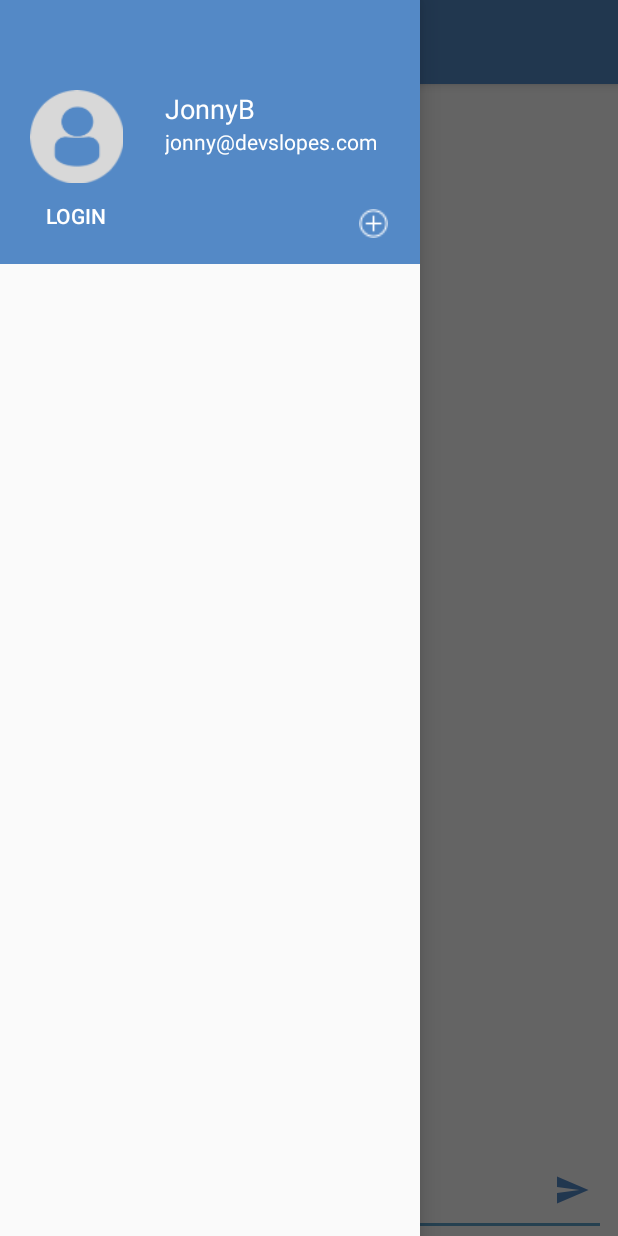
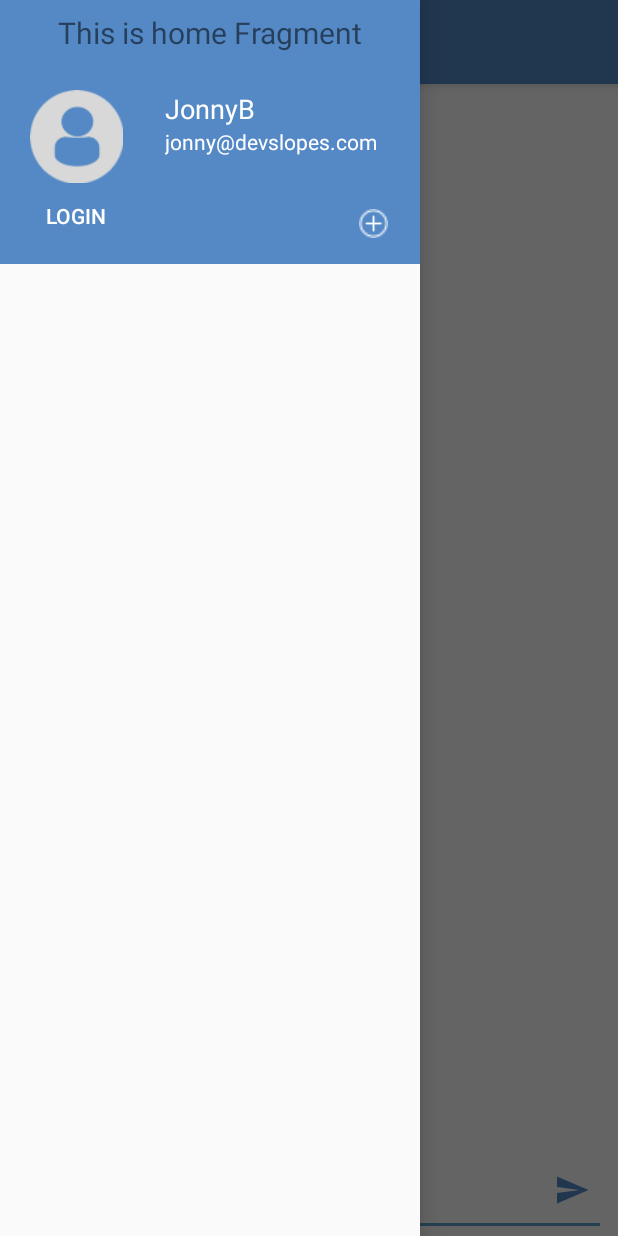
Before and after one commit to HC-Strong/Devslopes-Smack, an Android app: the screen it shows after launch (MainActivity), with the side drawer open, on a phone screen of 412 x 824 dp. Run offline under Robolectric (Android 15) with nearby library versions, the phone set to English and light mode, and no system bars; our stand-ins replace navigation-ui.

Commit message:
Lesson 02: got the fragment I maybe shouldn't have deleted but not sure if I even need it

```diff
--- a/app/src/main/res/layout/nav_header_main.xml
+++ b/app/src/main/res/layout/nav_header_main.xml
@@ -27,7 +27,7 @@
         android:layout_height="wrap_content"
         android:layout_marginStart="24dp"
         android:paddingTop="@dimen/nav_header_vertical_spacing"
-        android:text="JonnyB"
+        android:text="@string/jonnyb"
         android:textAppearance="@style/TextAppearance.AppCompat.Body1"
         android:textColor="@android:color/white"
         android:textSize="18sp"
@@ -39,7 +39,7 @@
         android:id="@+id/userEmailNavHeader"
         android:layout_width="wrap_content"
         android:layout_height="wrap_content"
-        android:text="jonny@devslopes.com"
+        android:text="@string/jonny_devslopes_com"
         android:textColor="@android:color/white"
         app:layout_constraintStart_toStartOf="@+id/userNameNavHeader"
         app:layout_constraintTop_toBottomOf="@+id/userNameNavHeader"
@@ -74,4 +74,15 @@
         app:layout_constraintEnd_toEndOf="parent"
         app:srcCompat="@drawable/addchannelbutton" />
 
+    <fragment
+        android:id="@+id/nav_host_fragment"
+        android:name="androidx.navigation.fragment.NavHostFragment"
+        android:layout_width="match_parent"
+        android:layout_height="match_parent"
+        app:defaultNavHost="true"
+        app:layout_constraintLeft_toLeftOf="parent"
+        app:layout_constraintRight_toRightOf="parent"
+        app:layout_constraintTop_toTopOf="parent"
+        app:navGraph="@navigation/mobile_navigation" />
+
 </androidx.constraintlayout.widget.ConstraintLayout>
--- a/app/src/main/res/values/strings.xml
+++ b/app/src/main/res/values/strings.xml
@@ -15,4 +15,6 @@
     <string name="menu_send">Send</string>
     <string name="plus_sign">plus sign</string>
     <string name="login">LOGIN</string>
+    <string name="jonnyb">JonnyB</string>
+    <string name="jonny_devslopes_com">jonny@devslopes.com</string>
 </resources>
```
